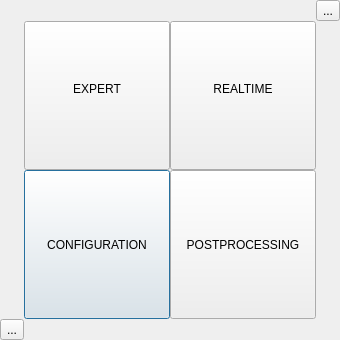
This is Src/MatisseGui/WelcomeDialog.ui in IfremerUnderwater/Matisse as Qt 5 draws it before an edit. The edited form follows.
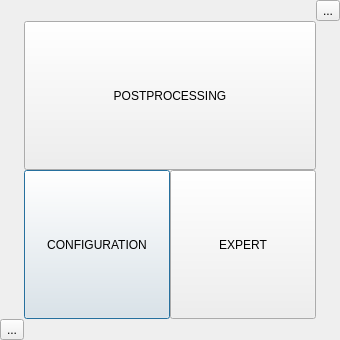
This is the edited form. Icons and pictures are not drawn.

Commit message: Removed real-time option from Welcome dialog and main Gui.

Diff of the .ui file:
```diff
--- a/Src/MatisseGui/WelcomeDialog.ui
+++ b/Src/MatisseGui/WelcomeDialog.ui
@@ -117,7 +117,7 @@
        <item row="1" column="0">
         <widget class="QPushButton" name="configModeLauncherButton">
          <property name="sizePolicy">
-          <sizepolicy hsizetype="Expanding" vsizetype="Expanding">
+          <sizepolicy hsizetype="Fixed" vsizetype="Expanding">
            <horstretch>0</horstretch>
            <verstretch>0</verstretch>
           </sizepolicy>
@@ -139,10 +139,10 @@
          </property>
         </widget>
        </item>
-       <item row="0" column="0">
+       <item row="1" column="1">
         <widget class="QPushButton" name="progModeLauncherButton">
          <property name="sizePolicy">
-          <sizepolicy hsizetype="Expanding" vsizetype="Expanding">
+          <sizepolicy hsizetype="Fixed" vsizetype="Expanding">
            <horstretch>0</horstretch>
            <verstretch>0</verstretch>
           </sizepolicy>
@@ -160,44 +160,14 @@
           </size>
          </property>
          <property name="text">
-          <string>EXPERT
-</string>
+          <string>EXPERT</string>
          </property>
         </widget>
        </item>
-       <item row="0" column="1">
-        <widget class="QPushButton" name="realTimeModeLauncherButton">
-         <property name="sizePolicy">
-          <sizepolicy hsizetype="Expanding" vsizetype="Expanding">
-           <horstretch>0</horstretch>
-           <verstretch>0</verstretch>
-          </sizepolicy>
-         </property>
-         <property name="minimumSize">
-          <size>
-           <width>0</width>
-           <height>0</height>
-          </size>
-         </property>
-         <property name="maximumSize">
-          <size>
-           <width>10000</width>
-           <height>10000</height>
-          </size>
-         </property>
-         <property name="text">
-          <string>REALTIME
-</string>
-         </property>
-         <property name="autoRepeatInterval">
-          <number>100</number>
-         </property>
-        </widget>
-       </item>
-       <item row="1" column="1">
+       <item row="0" column="0" colspan="2">
         <widget class="QPushButton" name="deferredTimeModeLauncherButton">
          <property name="sizePolicy">
-          <sizepolicy hsizetype="Fixed" vsizetype="Fixed">
+          <sizepolicy hsizetype="Expanding" vsizetype="Expanding">
            <horstretch>0</horstretch>
            <verstretch>0</verstretch>
           </sizepolicy>
```
The commit also changes 5 other files.
